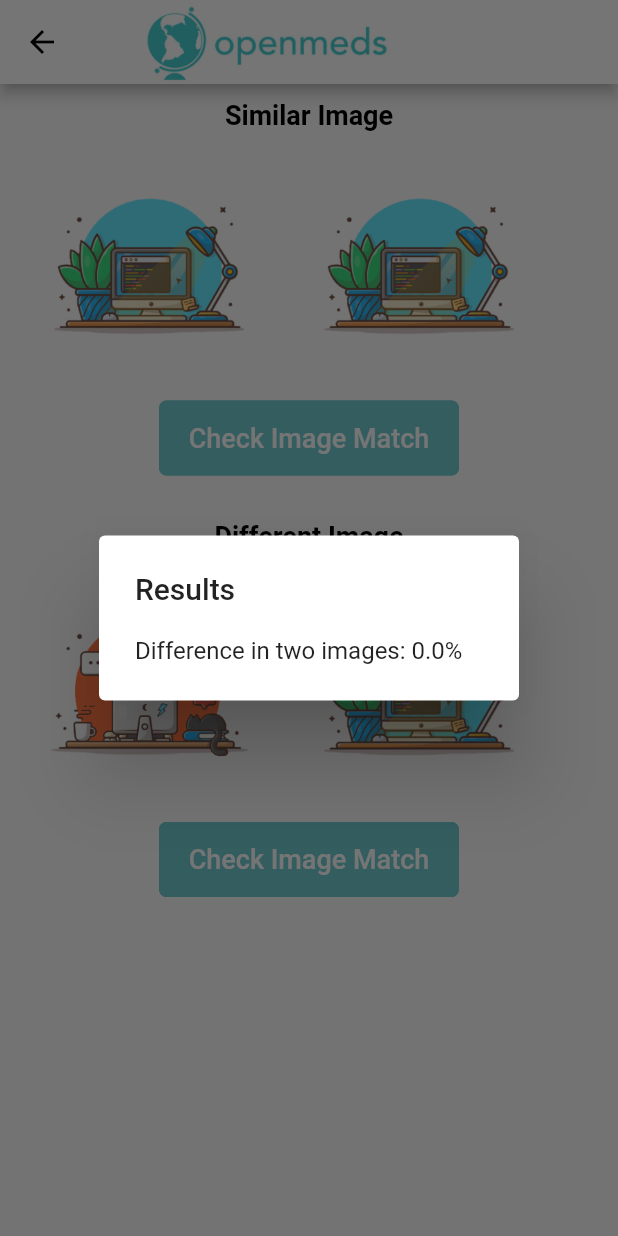
After one commit to jieshengc/openmeds, a Flutter app: the ImageScreen screen opened directly, after a tap on "Check Image Match", on a phone screen of 412 x 824 dp. The commit adds this screen. Run offline on Flutter 3.47's test engine with Material 2 defaults, Android fonts, the phone set to English and light mode, and no system bars; our stand-ins replace date_time_picker, image_picker; missing offline and left inert: image_compare.

Commit message:
almost there

```diff
--- /dev/null
+++ b/open_meds/lib/AllScreens/imageScreen.dart
@@ -0,0 +1,194 @@
+import 'dart:developer';
+import 'package:image_compare/image_compare.dart';
+
+import 'dart:async';
+
+import 'package:flutter/services.dart' show rootBundle;
+import 'package:flutter/cupertino.dart';
+import 'dart:io';
+import 'package:flutter/material.dart';
+import 'package:open_meds/DataModel/consumerInput.dart';
+import 'package:image_picker/image_picker.dart';
+import 'package:path_provider/path_provider.dart';
+
+final ImagePicker _picker = ImagePicker();
+
+class ImageScreen extends StatefulWidget {
+  @override
+  _ImageScreenState createState() => _ImageScreenState();
+}
+
+
+class _ImageScreenState extends State<ImageScreen> {
+
+  List<Person> persons = [
+    Person(name: 'Bill Will', profileImg: 'img/pic-1.png', bio: "Software Developer"),
+  ];
+  /// Variables
+  late File imageFile;
+  String drugState = "";
+  String serial = "";
+  double imageScore = 0.0;
+  double imageScoreFake = 0.5;
+
+  @override
+  void initState() {
+    // TODO: implement initState
+    drugState = "Real";
+    super.initState();
+  }
+  Future<File> getImageFileFromAssets(String path) async {
+    final byteData = await rootBundle.load('assets/$path');
+
+    final file = File('${(await getTemporaryDirectory()).path}/$path');
+    await file.writeAsBytes(byteData.buffer.asUint8List(byteData.offsetInBytes, byteData.lengthInBytes));
+
+    return file;
+}
+
+imageMatchWrong() async {
+  File file1 = await getImageFileFromAssets('Picture1.png');
+  File file2 = await getImageFileFromAssets('Picture2.png');
+
+  // Calculate euclidean color distance between two images
+  var imageResult = await compareImages(
+      src1: file1, src2: file2, algorithm: IMED());
+
+  imageScore = imageResult;
+}
+
+imageMatch() async {
+  File file1 = await getImageFileFromAssets('Picture3.png');
+  File file2 = await getImageFileFromAssets('Picture2.png');
+
+  // Calculate euclidean color distance between two images
+  var imageResult = await compareImages(
+      src1: file1, src2: file2, algorithm: IMED());
+
+  imageScore = imageResult;
+}
+
+  @override
+  Widget build(BuildContext context) {
+    return Scaffold(
+        appBar: AppBar(
+            backgroundColor: Colors.white,
+          automaticallyImplyLeading: true,
+          leading: IconButton(icon:Icon(Icons.arrow_back, color: Colors.black,),
+            onPressed:() => Navigator.pop(context),
+          ),
+          title: Column(
+            crossAxisAlignment: CrossAxisAlignment.start,
+            mainAxisSize: MainAxisSize.max,
+            mainAxisAlignment: MainAxisAlignment.start,
+            children: [
+              Image.asset(
+                'assets/logo.jpeg',
+                fit: BoxFit.contain,
+                height: 125, width:200,
+              ),
+            ],
+          ),
+        ),
+
+        body: SingleChildScrollView(
+          child: Padding(
+            padding: const EdgeInsets.all(10.0),
+            child: Column(
+            children: [
+              Text('Similar Image',textAlign: TextAlign.center,style: TextStyle(color: Colors.black, fontSize: 18, fontWeight: FontWeight.bold)),
+              Row(children: [
+                Image.asset(
+                'assets/Picture2.png',
+                fit: BoxFit.contain,
+                height:180, width:180,
+              ),
+              Image.asset(
+                'assets/Picture3.png',
+                fit: BoxFit.contain,
+                height: 180, width:180,
+              ),
+              ],),
+              Container(
+                    width: 200,
+                    height: 50,
+                    child: FlatButton(
+                        child: Text('Check Image Match',
+                            textAlign: TextAlign.center,
+                            style: TextStyle(color: Colors.white, fontSize: 18)),
+                            shape: RoundedRectangleBorder(side: BorderSide(
+                                color: Color(0xFF6FCACE),
+                                width: 1,
+                                style: BorderStyle.solid
+                            ), borderRadius: BorderRadius.circular(5)),
+                        color: Color(0xFF6FCACE),
+                        onPressed: () {
+                          showDialog(
+                            context: context,
+                            barrierDismissible: false, // user must tap button!
+                            builder: (BuildContext context) {
+                              Future.delayed(Duration(seconds: 2), () {
+                                        Navigator.of(context).pop(true);
+                                      });
+                              return AlertDialog(
+                                title: const Text('Results'),
+                                content: Text('Difference in two images: ${imageScore * 100}%'),
+                              );
+                            },
+            )             ;
+                        }
+                    )
+                ),
+                SizedBox(height: 30,),
+                Text('Different Image',textAlign: TextAlign.center,style: TextStyle(color: Colors.black, fontSize: 18, fontWeight: FontWeight.bold)),
+              Row(children: [
+                Image.asset(
+                'assets/Picture1.png',
+                fit: BoxFit.contain,
+                height:180, width:180,
+              ),
+              Image.asset(
+                'assets/Picture3.png',
+                fit: BoxFit.contain,
+                height: 180, width:180,
+              ),
+              ],),
+              Container(
+                    width: 200,
+                    height: 50,
+                    child: FlatButton(
+                        child: Text('Check Image Match',
+                            textAlign: TextAlign.center,
+                            style: TextStyle(color: Colors.white, fontSize: 18)),
+                            shape: RoundedRectangleBorder(side: BorderSide(
+                                color: Color(0xFF6FCACE),
+                                width: 1,
+                                style: BorderStyle.solid
+                            ), borderRadius: BorderRadius.circular(5)),
+                        color: Color(0xFF6FCACE),
+                        onPressed: () {
+                          imageMatchWrong();
+                          showDialog(
+                            context: context,
+                            barrierDismissible: false, // user must tap button!
+                            builder: (BuildContext context) {
+                              Future.delayed(Duration(seconds: 2), () {
+                                        Navigator.of(context).pop(true);
+                                      });
+                              return AlertDialog(
+                                title: const Text('Results'),
+                                content: Text('Difference in two images: ${imageScoreFake * 100}%'),
+                              );
+                            },
+            )             ;
+                        }
+                    )
+                ),
+
+            ],
+          ),
+        )
+        )
+        );
+  }
+}
--- a/open_meds/lib/AllScreens/loginScreen.dart
+++ b/open_meds/lib/AllScreens/loginScreen.dart
@@ -51,7 +51,7 @@ class _LoginScreenState extends State<LoginScreen> {
                     controller: nameController,
                     decoration: InputDecoration(
                       border: InputBorder.none,
-                      hintText: "Company Name",
+                      hintText: "Email",
                       hintStyle: TextStyle(color: Colors.grey[400])
                     ),
                   ),
@@ -65,6 +65,8 @@ class _LoginScreenState extends State<LoginScreen> {
                     borderRadius: BorderRadius.circular(12),
                   ),
                   child: TextField(
+                    obscureText: true,
+                    obscuringCharacter: "*",
                     controller: pwController,
                     decoration: InputDecoration(
                       border: InputBorder.none,
```
Also changed, not shown: open_meds/assets/add.json (added, +97 -0 lines), open_meds/assets/details.json (added, +182 -0 lines), open_meds/lib/AllScreens/add.dart (added, +24 -0 lines), open_meds/lib/AllScreens/consumerScreen.dart (+31 -7 lines), open_meds/lib/AllScreens/details.dart (added, +64 -0 lines), open_meds/lib/AllScreens/imageMatch.dart (deleted, +0 -29 lines), open_meds/lib/AllScreens/landingScreen.dart (+0 -20 lines), open_meds/lib/AllScreens/manufScreen.dart (+11 -3 lines), open_meds/lib/AllScreens/signuppage.dart (+21 -8 lines), open_meds/lib/AllScreens/suppdistScreen.dart (+9 -3 lines).
